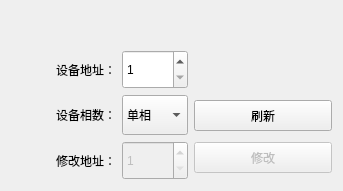
Before: the Qt Designer form IDC_TestSystem/SI-PDU/si_setting/si_addrsetwid.ui in ChinaClever/IDC_TestSystem, drawn with Qt 5.
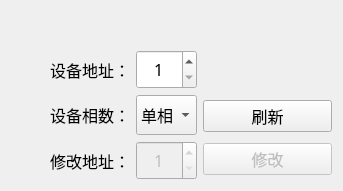
After: the same form once the commit is applied.

```diff
--- a/IDC_TestSystem/SI-PDU/si_setting/si_addrsetwid.ui
+++ b/IDC_TestSystem/SI-PDU/si_setting/si_addrsetwid.ui
@@ -10,6 +10,12 @@
     <height>191</height>
    </rect>
   </property>
+  <property name="font">
+   <font>
+    <family>微软雅黑</family>
+    <pointsize>12</pointsize>
+   </font>
+  </property>
   <property name="windowTitle">
    <string>Form</string>
   </property>
@@ -40,6 +46,9 @@
          <verstretch>0</verstretch>
         </sizepolicy>
        </property>
+       <property name="alignment">
+        <set>Qt::AlignCenter</set>
+       </property>
        <property name="minimum">
         <number>1</number>
        </property>
@@ -109,6 +118,9 @@
          <verstretch>0</verstretch>
         </sizepolicy>
        </property>
+       <property name="alignment">
+        <set>Qt::AlignCenter</set>
+       </property>
        <property name="minimum">
         <number>1</number>
        </property>
```
